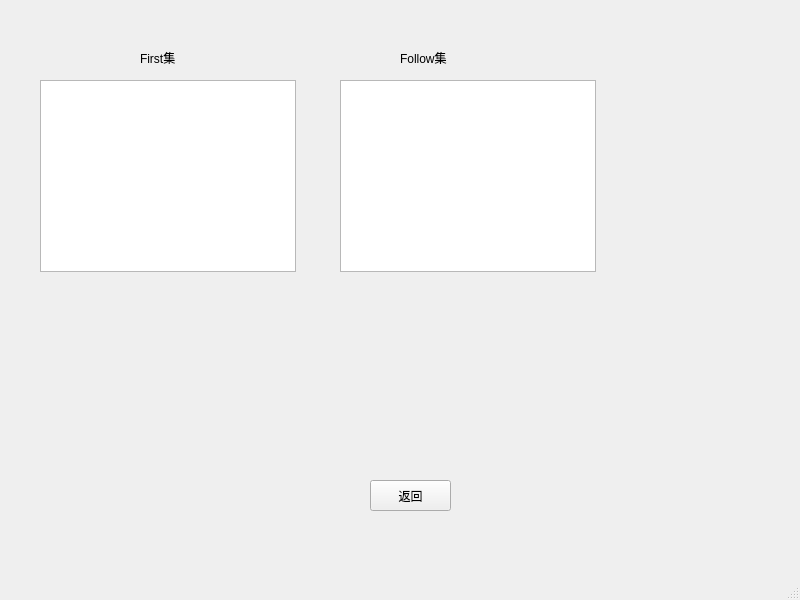
Old version of the form graana_result.ui in the repository lh2080028463/Compiler.
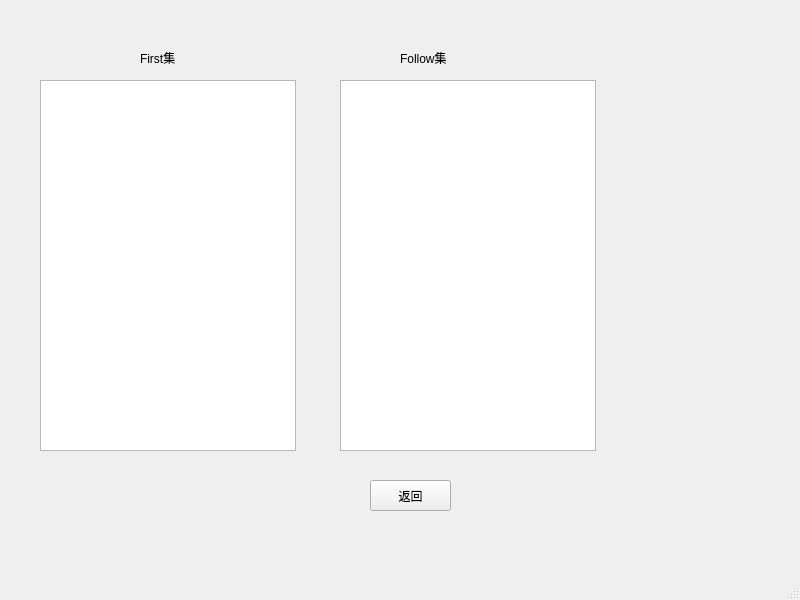
New version of the form.

The edit to the form file:
```diff
--- a/graana_result.ui
+++ b/graana_result.ui
@@ -59,7 +59,7 @@
       <x>40</x>
       <y>80</y>
       <width>256</width>
-      <height>192</height>
+      <height>371</height>
      </rect>
     </property>
    </widget>
@@ -69,7 +69,7 @@
       <x>340</x>
       <y>80</y>
       <width>256</width>
-      <height>192</height>
+      <height>371</height>
      </rect>
     </property>
    </widget>
```
